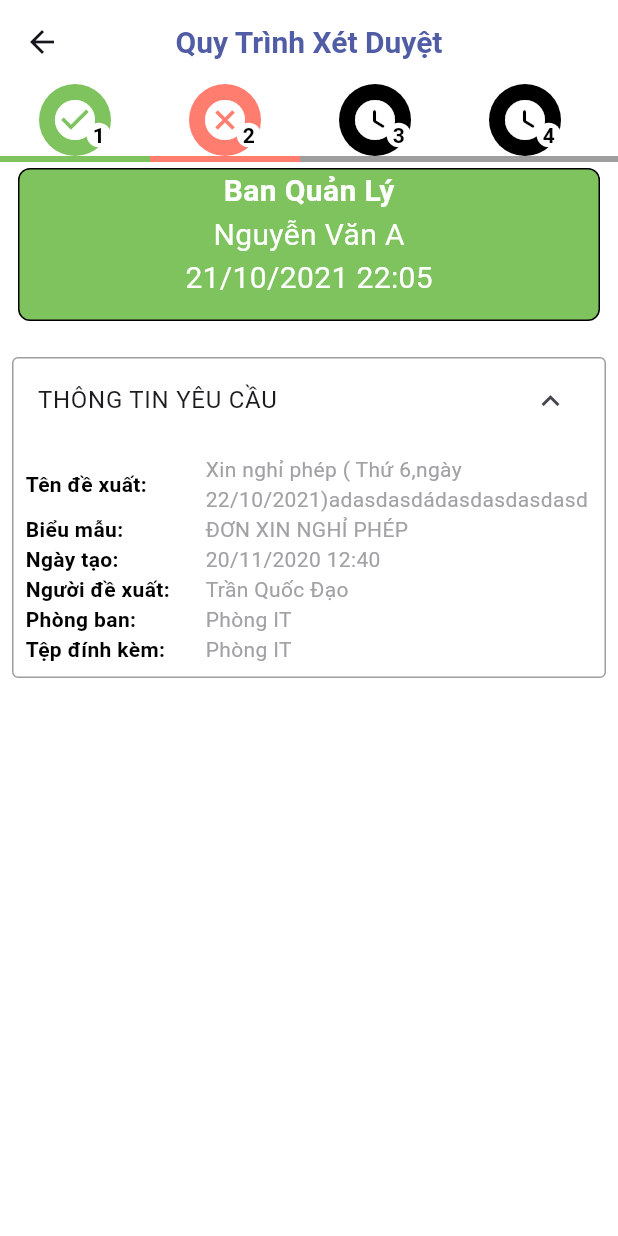
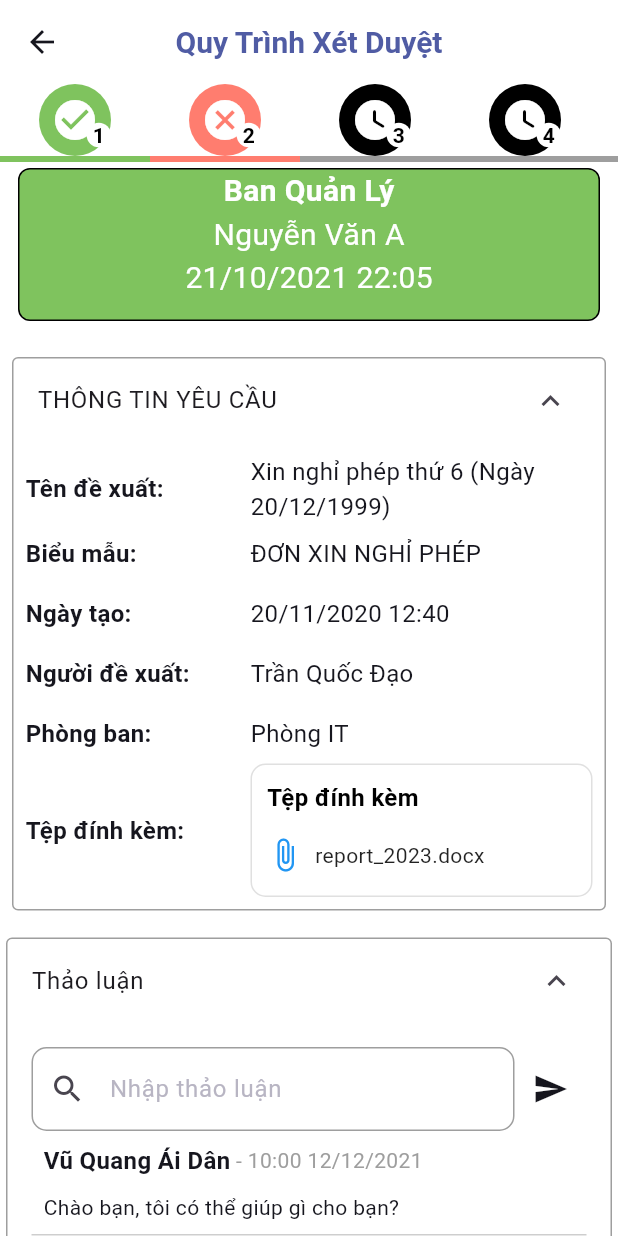
Before and after one commit to tqdaoinfo108/wayos_clone, a Flutter app: the ProcessProceduredPage screen opened by its route, on a phone screen of 412 x 824 dp. Run offline on Flutter 3.47's test engine with Material 3 defaults, Android fonts, the phone set to English and light mode, and no system bars; drawn by our look-alikes of toastification; our stand-ins replace cached_network_image, device_preview, flutter_svg, get_storage, loading_animation_widget; accounts and stored records are empty; Roboto replaces fonts that are missing (Plus Jakarta).

Commit message:
Fix: load file in process procedure

```diff
--- a/lib/components/home/dashboard/listview_task_dashboard.dart
+++ b/lib/components/home/dashboard/listview_task_dashboard.dart
@@ -52,43 +52,45 @@
           Row(
             mainAxisAlignment: MainAxisAlignment.start,
             children: [
-              Text(total.toString(),
+              Expanded(child: Text(total.toString(),
                   style: TextStyle(
                       fontSize: 48,
                       color: primaryMaterialColor.shade900,
-                      fontWeight: FontWeight.bold)),
+                      fontWeight: FontWeight.bold))),
             ],
           ),
           SizedBox(height: 8),
           Row(
             mainAxisAlignment: MainAxisAlignment.start,
             children: [
-              Text(title.toString(),
+              Expanded(child: Text(title.toString(),
                   style: TextStyle(
                       fontSize: 20,
                       color: primaryMaterialColor.shade900,
-                      fontWeight: FontWeight.bold)),
+                      fontWeight: FontWeight.bold)),)
             ],
           ),
           SizedBox(height: 8),
           Row(
             mainAxisAlignment: MainAxisAlignment.start,
             children: [
-              Text(description.toString(),
+              Expanded(child: Text(description.toString(),
                   style: TextStyle(
                       fontSize: 20,
                       color: Colors.grey,
-                      fontWeight: FontWeight.w400)),
+                      fontWeight: FontWeight.w400)))
             ],
           ),
           Row(
             mainAxisAlignment: MainAxisAlignment.start,
             children: [
+              Expanded(child:
               Text(GetStorage().read(companyName).toString(),
-                  style: TextStyle(
-                      fontSize: 20,
-                      color: Colors.grey,
-                      fontWeight: FontWeight.w400)),
+                style: TextStyle(
+                    fontSize: 20,
+                    color: Colors.grey,
+                    fontWeight: FontWeight.w400),overflow: TextOverflow.ellipsis
+                ,)),
             ],
           )
         ],
--- a/lib/main.dart
+++ b/lib/main.dart
@@ -35,7 +35,7 @@
         theme: AppTheme.lightTheme(context),
         themeMode: ThemeMode.light,
         onGenerateRoute: router.generateRoute,
-        initialRoute: GetStorage().read(tokenID) == null ? LOG_IN_SCREEN_ROUTE : REQUEST_WORK_HANDLING_PAGE_ROUTE,
+        initialRoute: GetStorage().read(tokenID) == null ? LOG_IN_SCREEN_ROUTE : PROCESS_PROCEDURED_PAGE_ROUTE,
       ),
     );
   }
--- a/lib/screens/home/application/pages/request/process_procedured_page.dart
+++ b/lib/screens/home/application/pages/request/process_procedured_page.dart
@@ -1,5 +1,7 @@
 import 'package:flutter/material.dart';
 import 'package:wayos_clone/components/expand_component.dart';
+import 'package:wayos_clone/components/row_detail.dart';
+import 'package:wayos_clone/screens/home/application/pages/request/components/reques_discuss.dart';
 import 'package:wayos_clone/utils/constants.dart';
 
 class ProcessProceduredPage extends StatefulWidget {
@@ -57,8 +59,13 @@
     },
   ];
 
+  List<String> files = [
+    "report_2023.docx",
+  ];
+
   @override
   Widget build(BuildContext context) {
+
     return Scaffold(
       appBar: AppBar(
         title: const Text(
@@ -71,7 +78,8 @@
         ),
         centerTitle: true,
       ),
-      body: Column(
+      body: SingleChildScrollView(
+        child: Column(
           children: [
             SizedBox(
               child: SingleChildScrollView(
@@ -111,8 +119,15 @@
               child: _buildStepContent(
                   _steps[_index]), // Chỉ hiển thị step đang chọn
             ),
-          info_container()
+            info_container(),
+            const SizedBox(height: 10), // Thêm khoảng cách giữa các hàng
+            ExpandComponent(
+              title: "Thảo luận",
+              isExpanded: true,
+              body: RequestDiscuss(),
+            )
           ],
+        ),
       ),
     );
   }
@@ -149,124 +164,34 @@
         body: Container(
           child: Column(
             children: [
+              RowDetail(title: "Tên đề xuất:", content: "Xin nghỉ phép thứ 6 (Ngày 20/12/1999)"),
+              RowDetail(title: "Biểu mẫu:", content: "ĐƠN XIN NGHỈ PHÉP"),
+              RowDetail(title: "Ngày tạo:", content: "20/11/2020 12:40"),
+              RowDetail(title: "Người đề xuất:", content: "Trần Quốc Đạo"),
+              RowDetail(title: "Phòng ban:", content: "Phòng IT"),
               Row(
-                crossAxisAlignment: CrossAxisAlignment.center,
                 children: [
                   SizedBox(
-                    width: 120,
+                    width: 150,
                     child: Text(
-                      "Tên đề xuất:",
+                      "Tệp đính kèm:",
                       style: TextStyle(
-                          color: Colors.black,
-                          fontWeight: FontWeight.bold),
+                        color: blackColor,
+                        fontWeight: FontWeight.bold,
+                        fontSize: 16,
+                      ),
                     ),
                   ),
                   Expanded(
-                    child: Text(
-                      "Xin nghỉ phép ( Thứ 6,ngày 22/10/2021)adasdasdádasdasdasdasd",
-                      softWrap: true,
-                    ),
-                  )
-                ],
-              ),
-              Row(
-                crossAxisAlignment: CrossAxisAlignment.center,
-                children: [
-                  SizedBox(
-                    width: 120,
-                    child: Text(
-                      "Biểu mẫu:",
-                      style: TextStyle(
-                          color: Colors.black,
-                          fontWeight: FontWeight.bold),
+                    child: GestureDetector(
+                      onTap: () {
+                        // Xử lý sự kiện mở file nhưng không đóng ExpandComponent
+                        print("Tệp tin được nhấn!");
+                      },
+                      child: buildAttachmentSection(files),
                     ),
                   ),
-                  Expanded(
-                    child: Text(
-                      "ĐƠN XIN NGHỈ PHÉP",
-                      softWrap: true,
-                    ),
-                  )
-                ],
-              ),
-              Row(
-                crossAxisAlignment: CrossAxisAlignment.center,
-                children: [
-                  SizedBox(
-                    width: 120,
-                    child: Text(
-                      "Ngày tạo:",
-                      style: TextStyle(
-                          color: Colors.black,
-                          fontWeight: FontWeight.bold),
-                    ),
-                  ),
-                  Expanded(
-                    child: Text(
-                      "20/11/2020 12:40",
-                      softWrap: true,
-                    ),
-                  )
-                ],
-              ),
-              Row(
-                crossAxisAlignment: CrossAxisAlignment.center,
-                children: [
-                  SizedBox(
-                    width: 120,
-                    child: Text(
-                      "Người đề xuất:",
-                      style: TextStyle(
-                          color: Colors.black,
-                          fontWeight: FontWeight.bold),
-                    ),
-                  ),
-                  Expanded(
-                    child: Text(
-                      "Trần Quốc Đạo",
-                      softWrap: true,
-                    ),
-                  )
-                ],
-              ),
-              Row(
-                crossAxisAlignment: CrossAxisAlignment.center,
-                children: [
-                  SizedBox(
-                    width: 120,
-                    child: Text(
-                      "Phòng ban:",
-                      style: TextStyle(
-                          color: Colors.black,
-                          fontWeight: FontWeight.bold),
-                    ),
-                  ),
-                  Expanded(
-                    child: Text(
-                      "Phòng IT",
-                      softWrap: true,
-                    ),
-                  )
-                ],
-              ),
-              Row(
-                crossAxisAlignment: CrossAxisAlignment.center,
-                children: [
-                  SizedBox(
-                    width: 120,
-                    child: Text(
-                      "Tệp đính kèm:",
-                      style: TextStyle(
-                          color: Colors.black,
-                          fontWeight: FontWeight.bold),
-                    ),
-                  ),
-                  Expanded(
-                    child: Text(
-                      "Phòng IT",
-                      softWrap: true,
-                    ),
-                  )
+                  const SizedBox(height: 40),
                 ],
               ),
             ],
@@ -394,7 +319,7 @@
     );
   }
 
-// Hàm tạo 1 tệp tin với icon
+
   Widget buildFileItem(String fileName) {
     return Padding(
       padding: const EdgeInsets.symmetric(vertical: 5),
```
Lines whose indentation alone changed are shown as unchanged.
